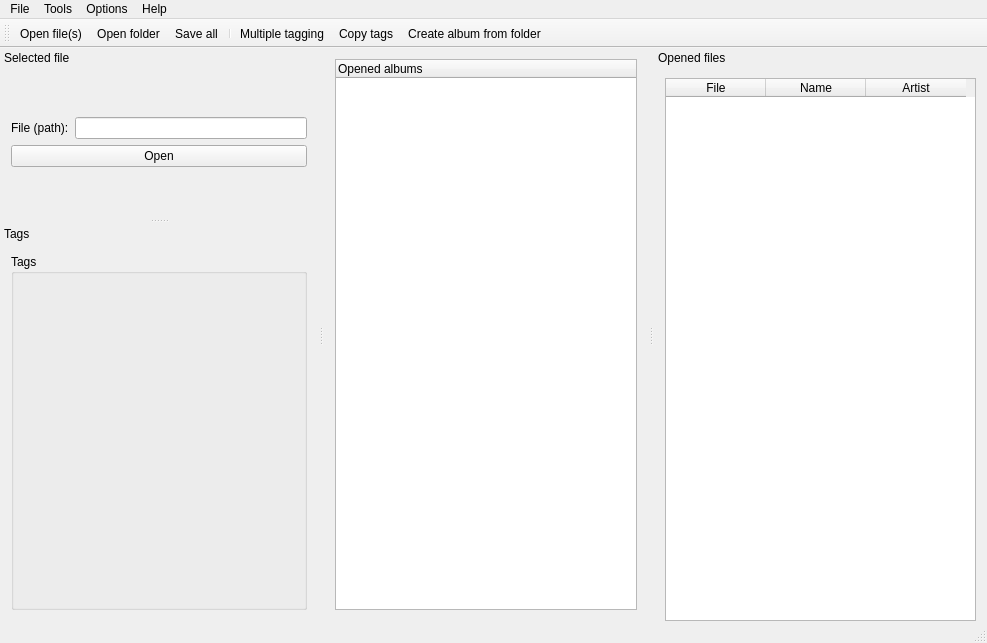
amethystant/Qtag, file mainwindow.ui: the form before one commit.
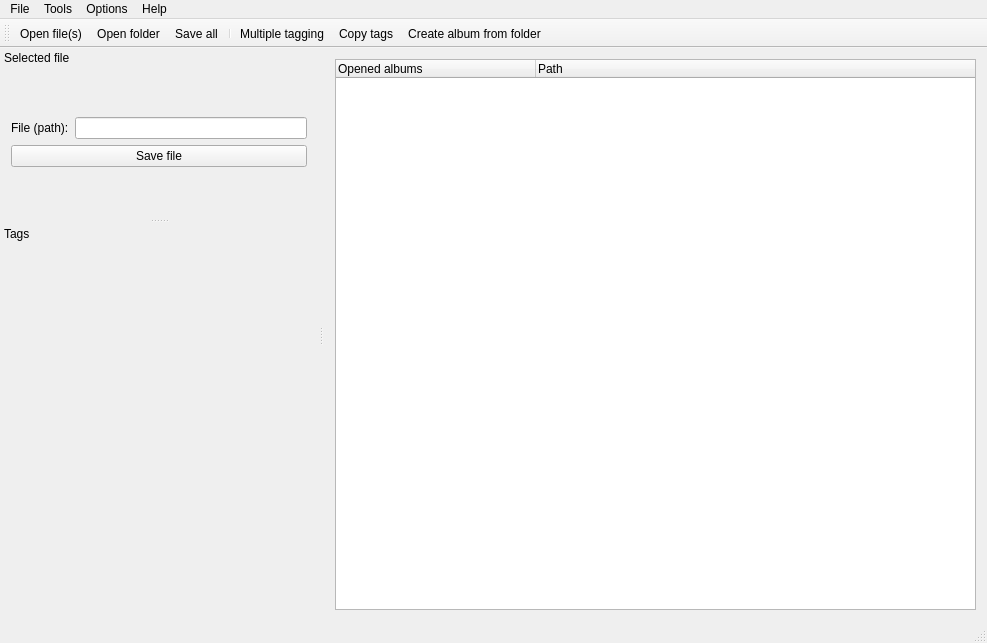
The form after the commit. Icons and pictures are not drawn.

Commit message: Removed the QTableWidget, removed support for mp4, added a method that will open a file in the tag editor (not complete yet), and a few more changes

The edit to the form file:
```diff
--- a/mainwindow.ui
+++ b/mainwindow.ui
@@ -26,9 +26,20 @@
    <layout class="QVBoxLayout" name="verticalLayout_2">
     <item>
      <widget class="QTreeWidget" name="treeWidget">
+      <attribute name="headerDefaultSectionSize">
+       <number>200</number>
+      </attribute>
+      <attribute name="headerMinimumSectionSize">
+       <number>84</number>
+      </attribute>
       <column>
        <property name="text">
-        <string notr="true">Opened albums</string>
+        <string>Opened albums</string>
+       </property>
+      </column>
+      <column>
+       <property name="text">
+        <string notr="true">Path</string>
        </property>
       </column>
      </widget>
@@ -158,7 +169,7 @@
        <item row="1" column="0" colspan="2">
         <widget class="QPushButton" name="pushButton_open">
          <property name="text">
-          <string>Open</string>
+          <string>Save file</string>
          </property>
         </widget>
        </item>
@@ -187,94 +198,7 @@
     <number>1</number>
    </attribute>
    <widget class="QWidget" name="dockWidgetContents_tags">
-    <layout class="QGridLayout" name="gridLayout">
-     <item row="0" column="0">
-      <widget class="QGroupBox" name="groupBox">
-       <property name="title">
-        <string>Tags</string>
-       </property>
-      </widget>
-     </item>
-    </layout>
-   </widget>
-  </widget>
-  <widget class="QDockWidget" name="dockWidget_tableView">
-   <property name="minimumSize">
-    <size>
-     <width>329</width>
-     <height>584</height>
-    </size>
-   </property>
-   <property name="baseSize">
-    <size>
-     <width>312</width>
-     <height>570</height>
-    </size>
-   </property>
-   <property name="features">
-    <set>QDockWidget::DockWidgetMovable</set>
-   </property>
-   <property name="allowedAreas">
-    <set>Qt::LeftDockWidgetArea|Qt::RightDockWidgetArea</set>
-   </property>
-   <property name="windowTitle">
-    <string>Opened files</string>
-   </property>
-   <attribute name="dockWidgetArea">
-    <number>2</number>
-   </attribute>
-   <widget class="QWidget" name="dockWidgetContents_table">
-    <property name="sizePolicy">
-     <sizepolicy hsizetype="Expanding" vsizetype="Expanding">
-      <horstretch>0</horstretch>
-      <verstretch>0</verstretch>
-     </sizepolicy>
-    </property>
-    <layout class="QVBoxLayout" name="verticalLayout">
-     <item>
-      <widget class="QTableWidget" name="tableWidget">
-       <property name="sizePolicy">
-        <sizepolicy hsizetype="MinimumExpanding" vsizetype="MinimumExpanding">
-         <horstretch>0</horstretch>
-         <verstretch>0</verstretch>
-        </sizepolicy>
-       </property>
-       <property name="minimumSize">
-        <size>
-         <width>311</width>
-         <height>541</height>
-        </size>
-       </property>
-       <property name="cursor" stdset="0">
-        <cursorShape>ArrowCursor</cursorShape>
-       </property>
-       <property name="cornerButtonEnabled">
-        <bool>true</bool>
-       </property>
-       <property name="rowCount">
-        <number>0</number>
-       </property>
-       <property name="columnCount">
-        <number>3</number>
-       </property>
-       <column>
-        <property name="text">
-         <string>File</string>
-        </property>
-       </column>
-       <column>
-        <property name="text">
-         <string>Name</string>
-        </property>
-       </column>
-       <column>
-        <property name="text">
-         <string>Artist</string>
-        </property>
-       </column>
-      </widget>
-     </item>
-    </layout>
+    <layout class="QGridLayout" name="gridLayout"/>
    </widget>
   </widget>
   <action name="actionSave">
```
Left out of the diff: 2 changed lines with no effect on the pictures. The commit also changes 5 other files.
